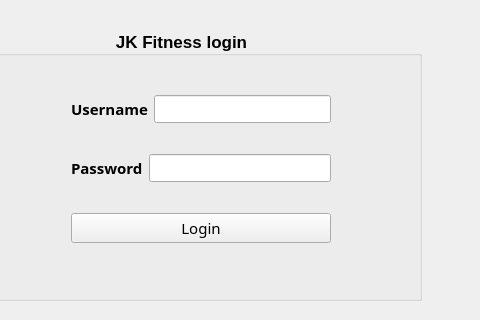
This is jk_fitness.ui in Kubakl11/JK_Fitness as Qt 5 draws it before an edit; both pictures show x 219 to 699 and y 0 to 320 of the 781 by 573 pixel window. The edited form follows.
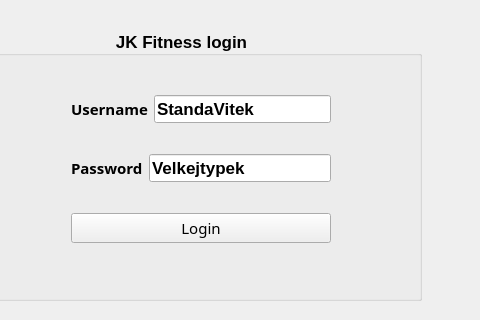
This is the edited form.

```diff
--- a/jk_fitness.ui
+++ b/jk_fitness.ui
@@ -95,6 +95,9 @@
           <property name="layoutDirection">
            <enum>Qt::LeftToRight</enum>
           </property>
+          <property name="text">
+           <string>StandaVitek</string>
+          </property>
           <property name="alignment">
            <set>Qt::AlignJustify|Qt::AlignVCenter</set>
           </property>
@@ -133,6 +136,9 @@
           <property name="layoutDirection">
            <enum>Qt::LeftToRight</enum>
           </property>
+          <property name="text">
+           <string>Velkejtypek</string>
+          </property>
           <property name="alignment">
            <set>Qt::AlignJustify|Qt::AlignVCenter</set>
           </property>
```
Left out of the diff: 2 changed lines with no effect on the pictures.
